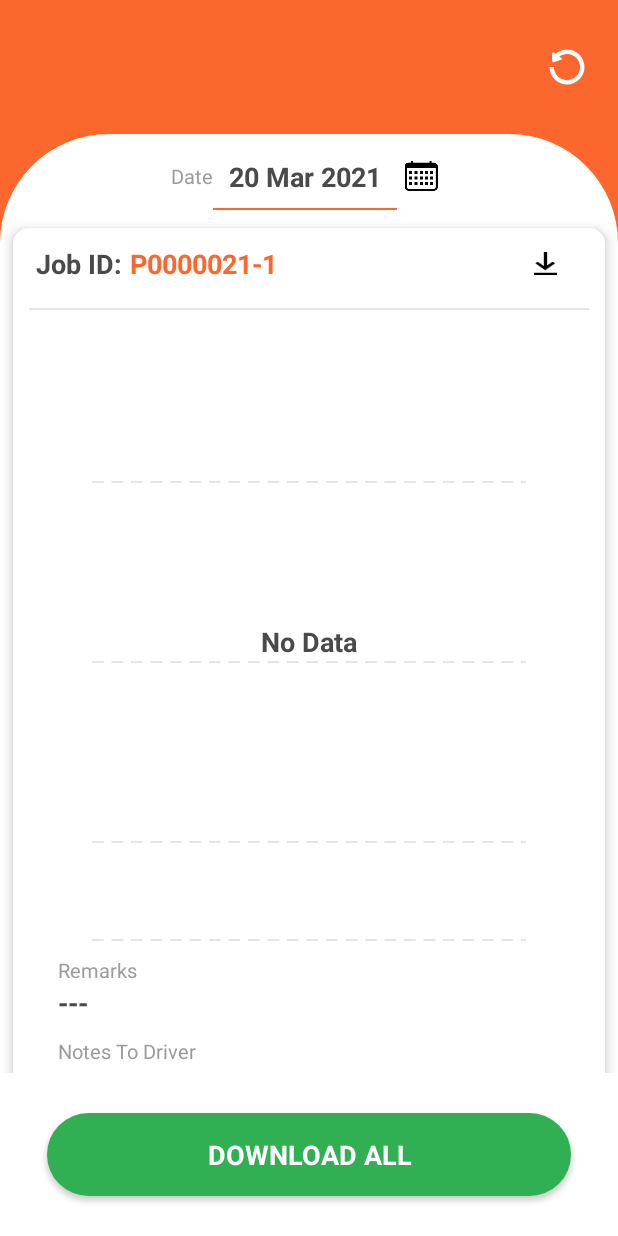
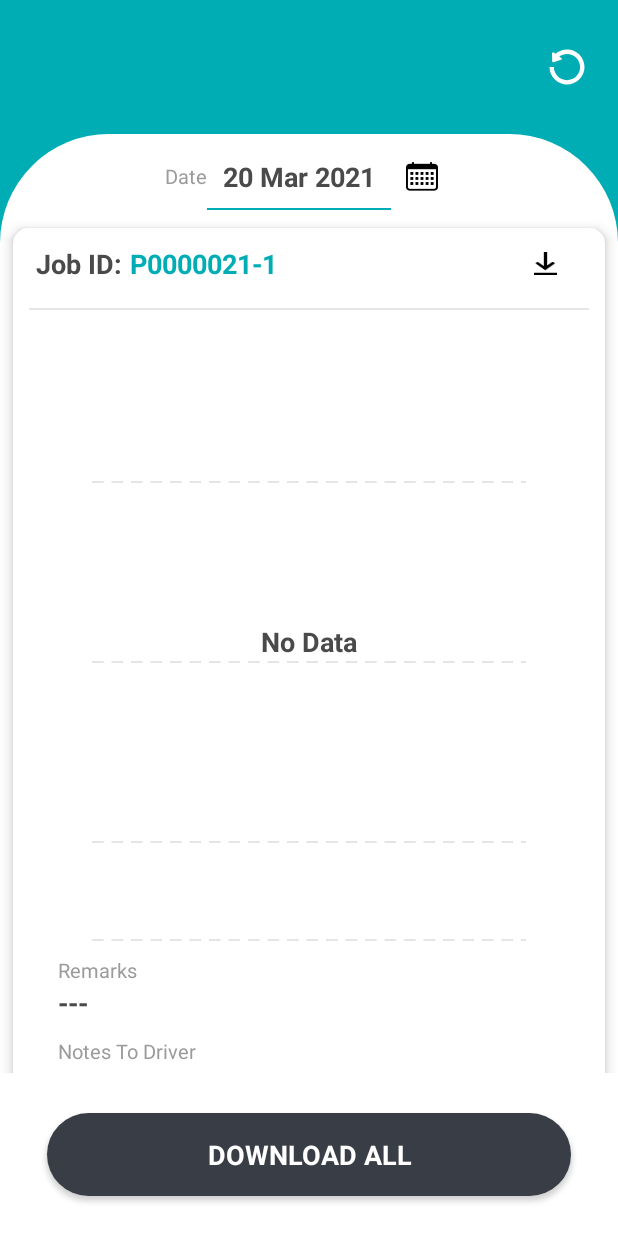
Before and after one commit to TrungHieu-HCMUIT/TP-Logistics, an Android app: the layout fragment_history.xml on its own in the app's theme, with its tools: preview values and no code run, on a phone screen of 412 x 824 dp. Run offline under Robolectric (Android 15) with nearby library versions, the phone set to English and light mode, and no system bars.

Commit message:
[UPDATE] Update themes

```diff
--- a/app/src/main/res/layout/fragment_history.xml
+++ b/app/src/main/res/layout/fragment_history.xml
@@ -48,7 +48,7 @@
                     tools:text="20 Mar 2021" />
 
                 <ImageView
-                    android:layout_width="wrap_content"
+                    android:layout_width="@dimen/_32sdp"
                     android:layout_height="wrap_content"
                     android:onClick="@{() -> vm.showFilter()}"
                     android:padding="@dimen/_4sdp"
--- a/app/src/main/res/layout/item_cso_phone.xml
+++ b/app/src/main/res/layout/item_cso_phone.xml
@@ -36,7 +36,7 @@
                 <ImageView
                     android:layout_width="@dimen/_32sdp"
                     android:layout_height="@dimen/_32sdp"
-                    android:src="@drawable/ic_circle_orange"
+                    android:src="@drawable/ic_circle_teal"
                     tools:ignore="ContentDescription" />
 
                 <TextView
--- a/app/src/main/res/values/colors.xml
+++ b/app/src/main/res/values/colors.xml
@@ -1,15 +1,21 @@
 <?xml version="1.0" encoding="utf-8"?>
 <resources>
     <!-- Primary brand color. -->
-    <color name="primary">#FC672E</color>
-    <color name="primaryNew">#083A75</color>
-    <color name="primaryVariant">#FC672E</color>
-    <color name="primaryLight">#FFF7F1</color>
+<!--    <color name="primary">#FC672E</color>-->
+<!--    <color name="primaryNew">#083A75</color>-->
+<!--    <color name="primaryVariant">#FC672E</color>-->
+<!--    <color name="primaryLight">#FFF7F1</color>-->
+<!--    <color name="onPrimary">#FFFFFF</color>-->
+
+    <color name="primary">#00ADB5</color>
+    <color name="primaryNew">#222831</color>
+    <color name="primaryVariant">#00ADB5</color>
+    <color name="primaryLight">#EEEEEE</color>
     <color name="onPrimary">#FFFFFF</color>
 
     <!-- Secondary brand color. -->
-    <color name="secondary">#31B053</color>
-    <color name="secondaryVariant">#31B053</color>
+    <color name="secondary">#393E46</color>
+    <color name="secondaryVariant">#393E46</color>
     <color name="onSecondary">#FFFFFF</color>
 
     <!-- Others -->
```
Also changed, not shown: app/src/main/res/drawable-xxhdpi/ic_arrow_down_sel.png, app/src/main/res/drawable-xxhdpi/ic_call_cso.png (added), app/src/main/res/drawable-xxhdpi/ic_checkbox_checked.png, app/src/main/res/drawable-xxhdpi/ic_circle_teal.png (added), app/src/main/res/drawable-xxhdpi/ic_filter_date_nor.png, app/src/main/res/drawable-xxhdpi/ic_filter_date_sel.png, app/src/main/res/drawable-xxhdpi/ic_rdo_nor.png (deleted), app/src/main/res/drawable-xxhdpi/ic_rdo_sel.png (deleted), app/src/main/res/drawable-xxhdpi/ic_switch_disabled_sel.png, app/src/main/res/drawable-xxhdpi/ic_switch_sel.png, app/src/main/res/drawable/ic_call_cso.png (deleted), app/src/main/res/drawable/ic_circle_orange.png (deleted), app/src/main/res/drawable/ic_rdo_nor.png (added), app/src/main/res/drawable/ic_rdo_sel.png (added).
